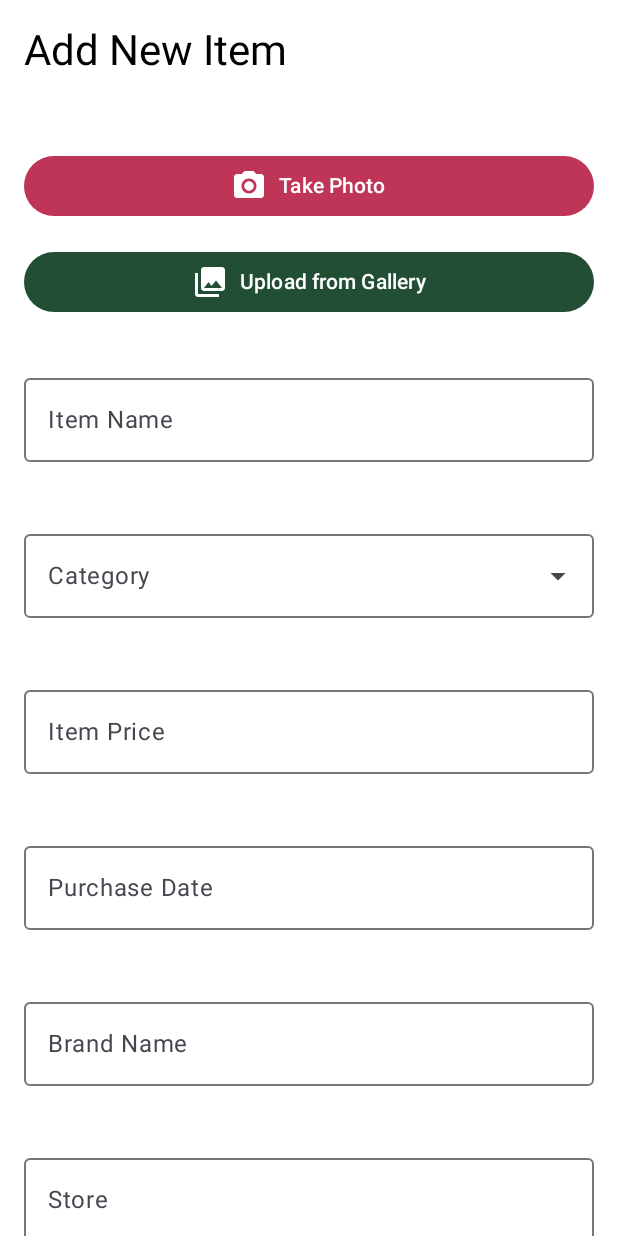
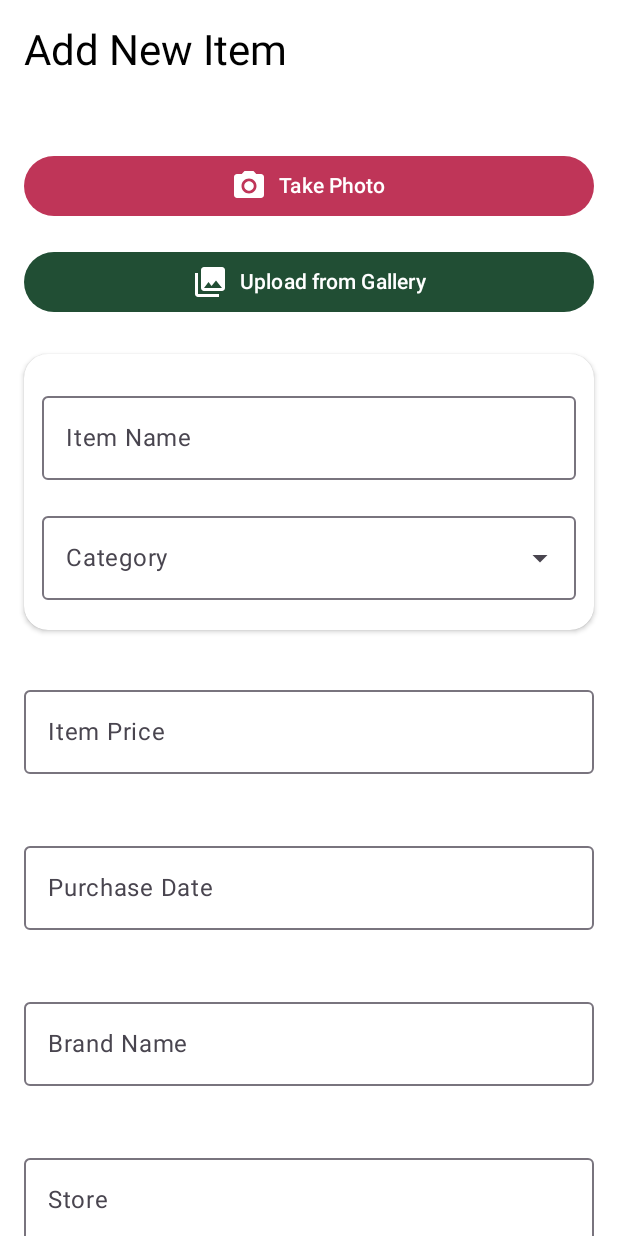
Before and after one commit to Huti-Kappa/CCL3-WS2025, an Android app built with Jetpack Compose: the ItemCreateScreen screen opened through its navigation route, on a phone screen of 412 x 824 dp. Run offline under Robolectric (Android 15) with nearby library versions, the light colour scheme and no system bars.

Commit message:
Added Section in Create Item

```diff
--- a/code/app/src/main/java/com/example/closetscore/ui/screens/CreateItem.kt
+++ b/code/app/src/main/java/com/example/closetscore/ui/screens/CreateItem.kt
@@ -21,6 +21,7 @@ import androidx.compose.foundation.lazy.grid.GridCells
 import androidx.compose.foundation.lazy.grid.GridItemSpan
 import androidx.compose.foundation.lazy.grid.LazyVerticalGrid
 import androidx.compose.foundation.lazy.grid.items
+import androidx.compose.foundation.shape.RoundedCornerShape
 import androidx.compose.material.icons.Icons
 import androidx.compose.material.icons.filled.CheckCircle
 import androidx.compose.material3.Button
@@ -37,6 +38,7 @@ import androidx.compose.runtime.remember
 import androidx.compose.runtime.setValue
 import androidx.compose.ui.Alignment
 import androidx.compose.ui.Modifier
+import androidx.compose.ui.draw.shadow
 import androidx.compose.ui.graphics.Color
 import androidx.compose.ui.text.input.KeyboardType
 import androidx.compose.ui.unit.dp
@@ -51,6 +53,7 @@ import com.example.closetscore.ui.components.ImageSelector
 import com.example.closetscore.ui.components.ItemCard
 import com.example.closetscore.ui.components.StepperRow
 import com.example.closetscore.ui.components.SwitchRow
+import com.example.closetscore.ui.theme.White
 import com.example.closetscore.ui.viewmodel.ItemViewModel
 import kotlinx.coroutines.delay
 import java.time.LocalDate
@@ -111,9 +114,9 @@ fun SuccessView() {
 @Composable
 fun AddItemGrid(itemViewModel: ItemViewModel, onSuccess: () -> Unit) {
     var name by remember { mutableStateOf("") }
+    var category by remember { mutableStateOf<ItemCategory?>(null) }
     var brand by remember { mutableStateOf("") }
     var price by remember { mutableStateOf("") }
-    var category by remember { mutableStateOf<ItemCategory?>(null) }
     var isSecondHand by remember { mutableStateOf(false) }
     var wearCount by remember { mutableIntStateOf(0) }
     var photoUri by remember { mutableStateOf("") }
@@ -139,17 +142,11 @@ fun AddItemGrid(itemViewModel: ItemViewModel, onSuccess: () -> Unit) {
             )
         }
         item(span = { GridItemSpan(maxLineSpan) }) {
-            BasicInputField(
-                label = "Item Name",
-                value = name,
-                onValueChange = { name = it }
-            )
-        }
-        item(span = { GridItemSpan(maxLineSpan) }) {
-            CategorySelection(
-                label = "Category",
-                selectedCategory = category,
-                onCategorySelected = { newCategory -> category = newCategory }
+            NameSection(
+                name = name,
+                onNameChange = { name = it },
+                category = category,
+                onCategoryChange = { category = it }
             )
         }
         item(span = { GridItemSpan(maxLineSpan) }) {
@@ -235,3 +232,36 @@ fun AddItemGrid(itemViewModel: ItemViewModel, onSuccess: () -> Unit) {
         }
     }
 }
+
+@Composable
+fun NameSection(
+    name: String,
+    onNameChange: (String) -> Unit,
+    category: ItemCategory?,
+    onCategoryChange: (ItemCategory?) -> Unit
+) {
+    Column(
+        modifier = Modifier
+            .shadow(
+                elevation = 2.dp,
+                shape = RoundedCornerShape(16.dp)
+            )
+            .background(
+                color = White,
+                shape = RoundedCornerShape(16.dp),
+
+            )
+            .padding(12.dp)
+    ) {
+        BasicInputField(
+            label = "Item Name",
+            value = name,
+            onValueChange = onNameChange
+        )
+        CategorySelection(
+            label = "Category",
+            selectedCategory = category,
+            onCategorySelected = onCategoryChange
+        )
+    }
+}
```
